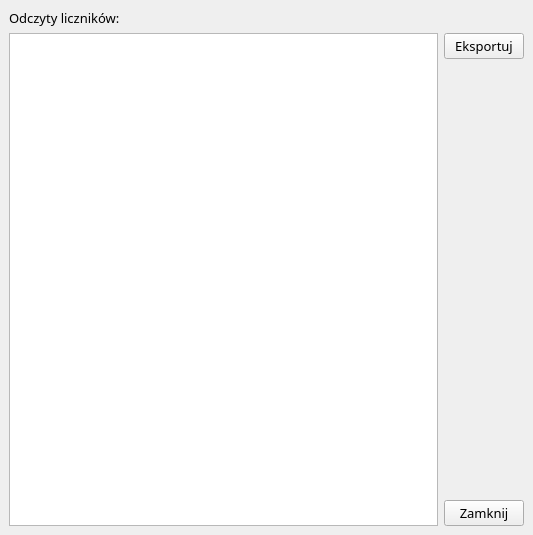
Old version of the form counters/resources/appwindow.ui in the repository vbert/counters.
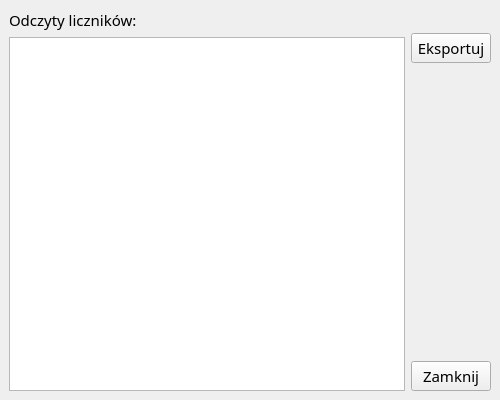
New version of the form. Icons and pictures are not drawn.

Commit message: List view set read only

What changed in the file:
```diff
--- a/counters/resources/appwindow.ui
+++ b/counters/resources/appwindow.ui
@@ -6,8 +6,8 @@
    <rect>
     <x>0</x>
     <y>0</y>
-    <width>533</width>
-    <height>535</height>
+    <width>500</width>
+    <height>400</height>
    </rect>
   </property>
   <property name="font">
@@ -35,13 +35,39 @@
      <layout class="QVBoxLayout" name="verticalLayout_2">
       <item>
        <widget class="QLabel" name="label">
+        <property name="font">
+         <font>
+          <family>Sans Serif</family>
+          <pointsize>11</pointsize>
+          <weight>50</weight>
+          <bold>false</bold>
+         </font>
+        </property>
         <property name="text">
          <string>Odczyty liczników:</string>
         </property>
        </widget>
       </item>
       <item>
-       <widget class="QListView" name="readingsView"/>
+       <widget class="QListView" name="readingsView">
+        <property name="font">
+         <font>
+          <pointsize>11</pointsize>
+         </font>
+        </property>
+        <property name="autoScrollMargin">
+         <number>20</number>
+        </property>
+        <property name="editTriggers">
+         <set>QAbstractItemView::NoEditTriggers</set>
+        </property>
+        <property name="spacing">
+         <number>2</number>
+        </property>
+        <property name="selectionRectVisible">
+         <bool>false</bool>
+        </property>
+       </widget>
       </item>
      </layout>
     </item>
@@ -56,6 +82,11 @@
       </item>
       <item>
        <widget class="QPushButton" name="exportButton">
+        <property name="font">
+         <font>
+          <pointsize>11</pointsize>
+         </font>
+        </property>
         <property name="text">
          <string>Eksportuj</string>
         </property>
@@ -76,6 +107,11 @@
       </item>
       <item>
        <widget class="QPushButton" name="closeButton">
+        <property name="font">
+         <font>
+          <pointsize>11</pointsize>
+         </font>
+        </property>
         <property name="text">
          <string>Zamknij</string>
         </property>
```
Left out of the diff: 2 changed lines with no effect on the pictures. The commit also changes 1 other file.
